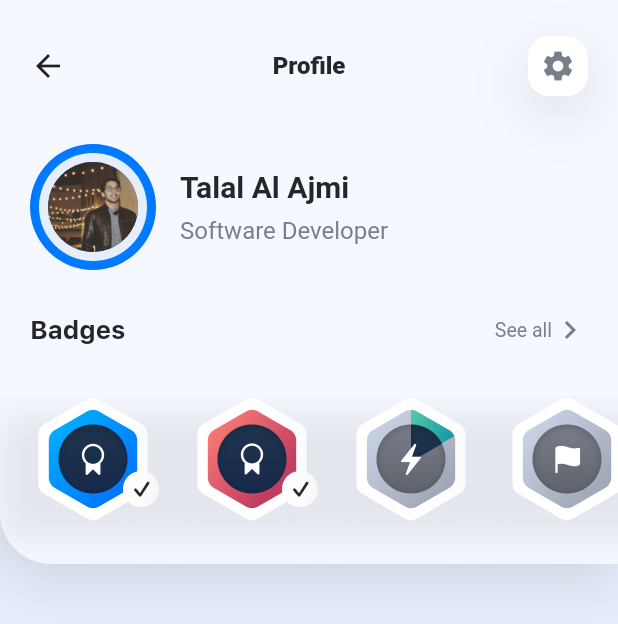
After one commit to talalajmi/Motivation-App, a Flutter app: the ProfileScreen screen opened directly, on a phone screen of 412 x 824 dp. The commit adds this screen. Shown: the top 624 px of the screen. Run offline on Flutter 3.47's test engine with Material 2 defaults, Android fonts, the phone set to English and light mode, and no system bars; our stand-ins replace sliding_up_panel.

Commit message:
Profile Screen Badged Implemented

```diff
--- a/lib/screens/course_screen.dart
+++ b/lib/screens/course_screen.dart
@@ -4,6 +4,7 @@ import 'package:flutter/cupertino.dart';
 import 'package:flutter/material.dart';
 import 'package:motivation_app/constants.dart';
 import 'package:motivation_app/model/course.dart';
+import 'package:motivation_app/screens/course_sections_screen.dart';
 import 'package:sliding_up_panel/sliding_up_panel.dart';
 
 class CourseScreen extends StatefulWidget {
@@ -62,7 +63,7 @@ class _CourseScreenState extends State<CourseScreen> {
           ],
           minHeight: 0,
           maxHeight: MediaQuery.of(context).size.height * 0.95,
-          panel: Container(),
+          panel: const CourseSectionScreen(),
           body: SingleChildScrollView(
             child: Column(
               children: [
--- /dev/null
+++ b/lib/screens/profile_screen.dart
@@ -0,0 +1,219 @@
+import 'dart:io';
+
+import 'package:flutter/cupertino.dart';
+import 'package:flutter/material.dart';
+import 'package:motivation_app/constants.dart';
+
+class ProfileScreen extends StatelessWidget {
+  ProfileScreen({Key? key}) : super(key: key);
+
+  final List<String> badges = [
+    'badge-01.png',
+    'badge-02.png',
+    'badge-03.png',
+    'badge-04.png',
+  ];
+
+  @override
+  Widget build(BuildContext context) {
+    return Scaffold(
+      backgroundColor: kBackgroundColor,
+      body: SingleChildScrollView(
+        child: Column(
+          children: [
+            Container(
+              decoration: const BoxDecoration(
+                color: kCardPopupBackgroundColor,
+                borderRadius: BorderRadius.only(
+                  bottomLeft: Radius.circular(34),
+                ),
+                boxShadow: [
+                  BoxShadow(
+                    color: kShadowColor,
+                    offset: Offset(0, 12),
+                    blurRadius: 32,
+                  ),
+                ],
+              ),
+              child: SafeArea(
+                bottom: false,
+                child: Column(
+                  children: [
+                    Padding(
+                      padding: const EdgeInsets.only(
+                          top: 24, bottom: 32, left: 20, right: 20),
+                      child: Row(
+                        mainAxisAlignment: MainAxisAlignment.spaceBetween,
+                        children: [
+                          RawMaterialButton(
+                            materialTapTargetSize:
+                                MaterialTapTargetSize.shrinkWrap,
+                            constraints: const BoxConstraints(
+                                minWidth: 40, maxWidth: 40, maxHeight: 24),
+                            highlightColor: Colors.transparent,
+                            splashColor: Colors.transparent,
+                            onPressed: () {
+                              Navigator.of(context).pop();
+                            },
+                            child: Row(
+                              mainAxisAlignment: MainAxisAlignment.start,
+                              children: [
+                                Icon(
+                                  Platform.isAndroid
+                                      ? Icons.arrow_back
+                                      : CupertinoIcons.arrow_left,
+                                )
+                              ],
+                            ),
+                          ),
+                          Text(
+                            "Profile",
+                            style: kCalloutLabelStyle,
+                          ),
+                          Container(
+                            width: 40,
+                            height: 40,
+                            decoration: BoxDecoration(
+                                borderRadius: BorderRadius.circular(14),
+                                color: Colors.white,
+                                boxShadow: const [
+                                  BoxShadow(
+                                      color: kShadowColor,
+                                      offset: Offset(0, 12),
+                                      blurRadius: 32)
+                                ]),
+                            child: Icon(
+                              Platform.isAndroid
+                                  ? Icons.settings
+                                  : CupertinoIcons.settings_solid,
+                              color: kSecondaryLabelColor,
+                            ),
+                          ),
+                        ],
+                      ),
+                    ),
+                    Padding(
+                      padding: const EdgeInsets.symmetric(horizontal: 20),
+                      child: Row(
+                        children: [
+                          Container(
+                            height: 84,
+                            width: 84,
+                            decoration: BoxDecoration(
+                                gradient: const RadialGradient(
+                                  colors: [
+                                    Color(0xFF00AEFF),
+                                    Color(0xFF0076FF),
+                                  ],
+                                ),
+                                borderRadius: BorderRadius.circular(42)),
+                            child: Padding(
+                              padding: const EdgeInsets.all(6),
+                              child: Container(
+                                padding: const EdgeInsets.all(6),
+                                decoration: BoxDecoration(
+                                    color: kBackgroundColor,
+                                    borderRadius: BorderRadius.circular(42)),
+                                child: const CircleAvatar(
+                                  backgroundImage:
+                                      AssetImage('asset/images/profile.jpg'),
+                                  radius: 30,
+                                ),
+                              ),
+                            ),
+                          ),
+                          const SizedBox(
+                            width: 16,
+                          ),
+                          Column(
+                            crossAxisAlignment: CrossAxisAlignment.start,
+                            children: [
+                              Text(
+                                "Talal Al Ajmi",
+                                style: kTitle2Style,
+                              ),
+                              const SizedBox(
+                                height: 8,
+                              ),
+                              Text(
+                                "Software Developer",
+                                style: kSecondaryCalloutLabelStyle,
+                              ),
+                            ],
+                          ),
+                        ],
+                      ),
+                    ),
+                    Padding(
+                      padding: const EdgeInsets.only(
+                        top: 28,
+                        bottom: 16,
+                      ),
+                      child: Column(
+                        children: [
+                          Padding(
+                            padding: const EdgeInsets.symmetric(horizontal: 20),
+                            child: Row(
+                              mainAxisAlignment: MainAxisAlignment.spaceBetween,
+                              children: [
+                                Text(
+                                  "Badges",
+                                  style: kHeadlineLabelStyle,
+                                ),
+                                Row(children: [
+                                  Text(
+                                    "See all",
+                                    style: kSearchPlaceholderStyle,
+                                  ),
+                                  Icon(
+                                    Platform.isAndroid
+                                        ? Icons.chevron_right
+                                        : CupertinoIcons.chevron_right,
+                                    color: kSecondaryLabelColor,
+                                  )
+                                ])
+                              ],
+                            ),
+                          ),
+                        ],
+                      ),
+                    ),
+                    const SizedBox(
+                      height: 16,
+                    ),
+                    SizedBox(
+                      height: 112,
+                      child: ListView.builder(
+                        padding: const EdgeInsets.only(bottom: 28),
+                        scrollDirection: Axis.horizontal,
+                        itemCount: badges.length,
+                        itemBuilder: (context, index) {
+                          return Container(
+                            padding: EdgeInsets.only(
+                              left: 20,
+                              right: index != 3 ? 0 : 20,
+                            ),
+                            decoration: BoxDecoration(
+                              boxShadow: [
+                                BoxShadow(
+                                  color: kShadowColor.withOpacity(0.1),
+                                  offset: const Offset(0, 12),
+                                  blurRadius: 18,
+                                ),
+                              ],
+                            ),
+                            child: Image.asset('asset/badges/${badges[index]}'),
+                          );
+                        },
+                      ),
+                    )
+                  ],
+                ),
+              ),
+            ),
+          ],
+        ),
+      ),
+    );
+  }
+}
```
Also changed, not shown: lib/components/cards/course_screen_cards.dart (added, +78 -0 lines), lib/components/home_screen_navbar.dart (+10 -3 lines), lib/components/lists/course_section-list.dart (added, +43 -0 lines), lib/screens/course_sections_screen.dart (added, +60 -0 lines).
